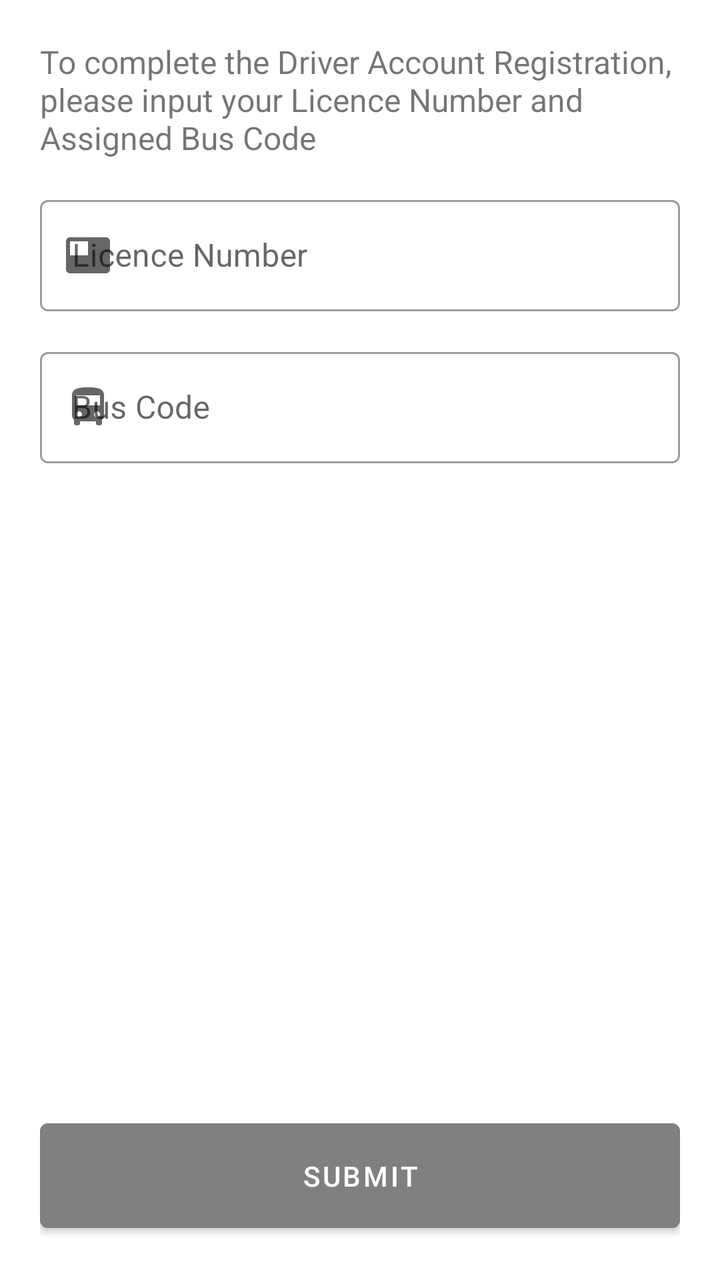
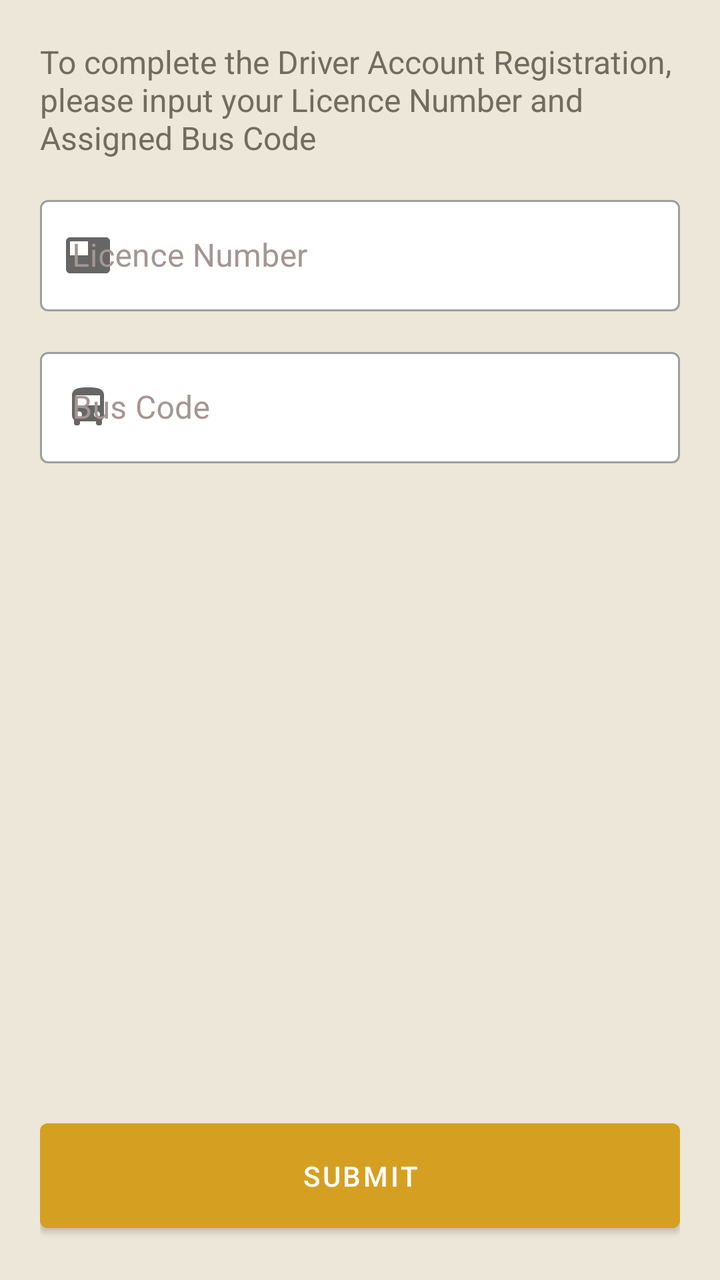

Before-and-after screenshots of an Android layout around one commit, followed by the original layout XML and the change that was made.
<!-- AndroidManifest.xml: application theme Theme.ShuttlePassDriver -->
<!-- res/layout/activity_driver_details.xml -->
<?xml version="1.0" encoding="utf-8"?>
<LinearLayout xmlns:android="http://schemas.android.com/apk/res/android"
    xmlns:app="http://schemas.android.com/apk/res-auto"
    xmlns:tools="http://schemas.android.com/tools"
    android:layout_width="match_parent"
    android:layout_height="match_parent"
    android:gravity="center_horizontal"
    android:orientation="vertical"
    android:padding="20dp"
    tools:context=".DriverDetails">

    <TextView
        android:layout_width="wrap_content"
        android:layout_height="wrap_content"
        android:text="To complete the Driver Account Registration, please input your Licence Number and Assigned Bus Code"
        android:textSize="16dp" />

    <LinearLayout
        android:layout_width="match_parent"
        android:layout_height="wrap_content"
        android:layout_marginTop="45px"
        android:orientation="vertical">

        <com.google.android.material.textfield.TextInputLayout
            android:id="@+id/licence"
            style="@style/Widget.MaterialComponents.TextInputLayout.OutlinedBox"
            android:layout_width="match_parent"
            android:layout_height="wrap_content"
            app:startIconDrawable="@drawable/id">

            <com.google.android.material.textfield.TextInputEditText
                android:layout_width="match_parent"
                android:layout_height="wrap_content"
                android:hint="Licence Number"
                android:inputType="textCapCharacters" />
        </com.google.android.material.textfield.TextInputLayout>

        <com.google.android.material.textfield.TextInputLayout
            android:id="@+id/bcode"
            style="@style/Widget.MaterialComponents.TextInputLayout.OutlinedBox"
            android:layout_width="match_parent"
            android:layout_height="wrap_content"
            android:layout_marginTop="45px"
            app:startIconDrawable="@drawable/trip">

            <com.google.android.material.textfield.TextInputEditText
                android:layout_width="match_parent"
                android:layout_height="wrap_content"
                android:hint="Bus Code"
                android:inputType="textCapCharacters" />
        </com.google.android.material.textfield.TextInputLayout>

    </LinearLayout>

    <LinearLayout
        android:layout_width="match_parent"
        android:layout_height="match_parent"
        android:gravity="bottom"
        android:orientation="horizontal">

        <Button
            android:id="@+id/d_submit"
            android:layout_width="match_parent"
            android:layout_height="wrap_content"
            android:paddingVertical="50px"
            android:backgroundTint="@color/grey"
            android:text="Submit"
            />

    </LinearLayout>

</LinearLayout>
<!-- resources referenced by this layout -->
<resources>
  <color name="grey">#FF808080</color>
  <!-- drawable id (drawable) -->
  <vector android:autoMirrored="true" android:height="24dp"
      android:tint="#000000" android:viewportHeight="24"
      android:viewportWidth="24" android:width="24dp" xmlns:android="http://schemas.android.com/apk/res/android">
      <path android:fillColor="@android:color/white" android:pathData="M21,3L3,3c-1.1,0 -2,0.9 -2,2v14c0,1.1 0.9,2 2,2h18c1.1,0 2,-0.9 2,-2L23,5c0,-1.1 -0.9,-2 -2,-2zM12,12L3,12L3,5h9v7z"/>
  </vector>
  <!-- drawable trip (drawable) -->
  <vector android:height="24dp" android:tint="#000000"
      android:viewportHeight="24" android:viewportWidth="24"
      android:width="24dp" xmlns:android="http://schemas.android.com/apk/res/android">
      <path android:fillColor="@android:color/white" android:pathData="M4,16c0,0.88 0.39,1.67 1,2.22L5,20c0,0.55 0.45,1 1,1h1c0.55,0 1,-0.45 1,-1v-1h8v1c0,0.55 0.45,1 1,1h1c0.55,0 1,-0.45 1,-1v-1.78c0.61,-0.55 1,-1.34 1,-2.22L20,6c0,-3.5 -3.58,-4 -8,-4s-8,0.5 -8,4v10zM7.5,17c-0.83,0 -1.5,-0.67 -1.5,-1.5S6.67,14 7.5,14s1.5,0.67 1.5,1.5S8.33,17 7.5,17zM16.5,17c-0.83,0 -1.5,-0.67 -1.5,-1.5s0.67,-1.5 1.5,-1.5 1.5,0.67 1.5,1.5 -0.67,1.5 -1.5,1.5zM18,11L6,11L6,6h12v5z"/>
  </vector>
  <style name="Theme.ShuttlePassDriver" parent="Theme.MaterialComponents.Light.NoActionBar">
          
          <item name="colorPrimary">@color/goldenrod</item>
          <item name="colorPrimaryVariant">@color/dim_gray</item>
          <item name="colorOnPrimary">@color/white</item>
          
          <item name="colorSecondary">@color/goldenrod</item>
          <item name="colorSecondaryVariant">@color/teal_700</item>
          <item name="colorOnSecondary">@color/black</item>
          
          <item name="android:statusBarColor">?attr/colorPrimaryVariant</item>
          
  
      </style>
  <color name="goldenrod">#D5A021</color>
  <color name="dim_gray">#736B60</color>
  <color name="white">#FFFFFFFF</color>
  <color name="teal_700">#FF018786</color>
  <color name="black">#FF000000</color>
</resources>

<!-- the commit's change to res/layout/activity_driver_details.xml (unified diff, before → after) -->
@@ -7,13 +7,15 @@
     android:gravity="center_horizontal"
     android:orientation="vertical"
     android:padding="20dp"
-    tools:context=".DriverDetails">
+    tools:context=".DriverDetails"
+    android:background="@color/alabaster">
 
     <TextView
         android:layout_width="wrap_content"
         android:layout_height="wrap_content"
         android:text="To complete the Driver Account Registration, please input your Licence Number and Assigned Bus Code"
-        android:textSize="16dp" />
+        android:textSize="16dp"
+        android:textColor="@color/dim_gray"/>
 
     <LinearLayout
         android:layout_width="match_parent"
@@ -26,13 +28,16 @@
             style="@style/Widget.MaterialComponents.TextInputLayout.OutlinedBox"
             android:layout_width="match_parent"
             android:layout_height="wrap_content"
-            app:startIconDrawable="@drawable/id">
+            app:startIconDrawable="@drawable/id"
+            app:boxBackgroundColor="@color/white"
+            android:textColorHint="@color/taupe_gray">
 
             <com.google.android.material.textfield.TextInputEditText
                 android:layout_width="match_parent"
                 android:layout_height="wrap_content"
                 android:hint="Licence Number"
-                android:inputType="textCapCharacters" />
+                android:inputType="textCapCharacters"
+                android:textColor="@color/taupe"/>
         </com.google.android.material.textfield.TextInputLayout>
 
         <com.google.android.material.textfield.TextInputLayout
@@ -41,13 +46,16 @@
             android:layout_width="match_parent"
             android:layout_height="wrap_content"
             android:layout_marginTop="45px"
-            app:startIconDrawable="@drawable/trip">
+            app:startIconDrawable="@drawable/trip"
+            app:boxBackgroundColor="@color/white"
+            android:textColorHint="@color/taupe_gray">
 
             <com.google.android.material.textfield.TextInputEditText
                 android:layout_width="match_parent"
                 android:layout_height="wrap_content"
                 android:hint="Bus Code"
-                android:inputType="textCapCharacters" />
+                android:inputType="textCapCharacters"
+                android:textColor="@color/taupe"/>
         </com.google.android.material.textfield.TextInputLayout>
 
     </LinearLayout>
@@ -63,7 +71,7 @@
             android:layout_width="match_parent"
             android:layout_height="wrap_content"
             android:paddingVertical="50px"
-            android:backgroundTint="@color/grey"
+            android:backgroundTint="@color/goldenrod"
             android:text="Submit"
             />
 
<!-- resource entries referenced after the edit -->
@@ -1,6 +1,6 @@
 <!-- resources referenced by this layout -->
 <resources>
-  <color name="grey">#FF808080</color>
+  <color name="alabaster">#EDE7D9</color>
   <!-- drawable id (drawable) -->
   <vector android:autoMirrored="true" android:height="24dp"
       android:tint="#000000" android:viewportHeight="24"
@@ -28,6 +28,8 @@
   
       </style>
   <color name="goldenrod">#D5A021</color>
+  <color name="taupe">#4B4237</color>
+  <color name="taupe_gray">#A49694</color>
   <color name="dim_gray">#736B60</color>
   <color name="white">#FFFFFFFF</color>
   <color name="teal_700">#FF018786</color>
